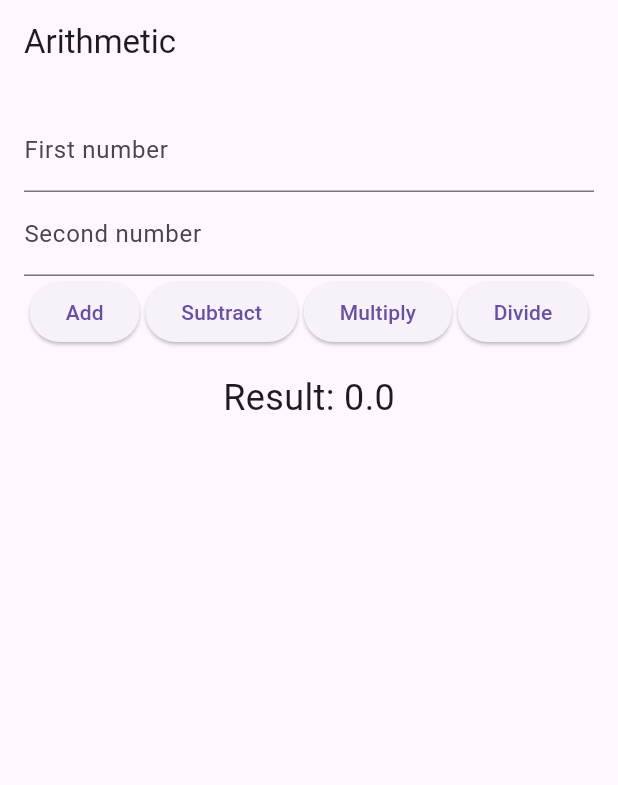
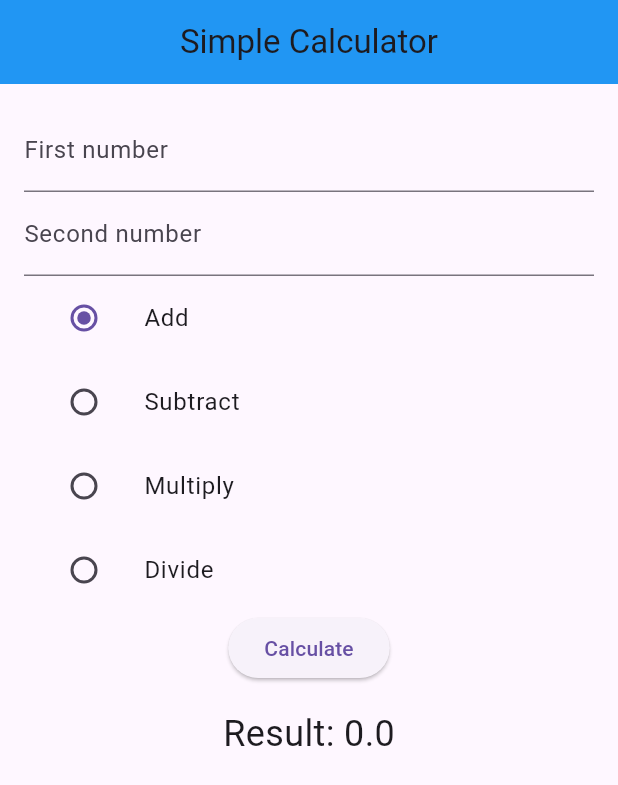
Before and after one commit to ChewanRai1/fluttertask, a Flutter app: the screen it shows after launch, on a phone screen of 412 x 824 dp. Shown: the top 785 px of the screen. Run offline on Flutter 3.47's test engine with Material 3 defaults, Android fonts, the phone set to English and light mode, and no system bars.

Commit message:
Final task calcultor

```diff
--- a/taskflu/lib/Screen/calculator_screen.dart
+++ b/taskflu/lib/Screen/calculator_screen.dart
@@ -1,42 +1,27 @@
 import 'package:flutter/material.dart';
+import 'package:taskflu/model/calculator_model.dart';
+// import 'model.dart';
 
 void main() {
-  runApp(ArithmeticCalculator());
+  runApp(CalculatorScreen());
 }
 
-class ArithmeticCalculator extends StatefulWidget {
+class CalculatorScreen extends StatefulWidget {
   @override
-  _ArithmeticCalculatorState createState() => _ArithmeticCalculatorState();
+  _CalculatorScreenState createState() => _CalculatorScreenState();
 }
 
-class _ArithmeticCalculatorState extends State<ArithmeticCalculator> {
-  double firstNumber = 0.0;
-  double secondNumber = 0.0;
-  double result = 0.0;
-  String operation = '';
+class _CalculatorScreenState extends State<CalculatorScreen> {
+  final CalculatorModel model = CalculatorModel();
 
   TextEditingController firstNumberController = TextEditingController();
   TextEditingController secondNumberController = TextEditingController();
 
   void calculateResult() {
     setState(() {
-      firstNumber = double.parse(firstNumberController.text);
-      secondNumber = double.parse(secondNumberController.text);
-
-      switch (operation) {
-        case 'Add':
-          result = firstNumber + secondNumber;
-          break;
-        case 'Subtract':
-          result = firstNumber - secondNumber;
-          break;
-        case 'Multiply':
-          result = firstNumber * secondNumber;
-          break;
-        case 'Divide':
-          result = firstNumber / secondNumber;
-          break;
-      }
+      model.firstNumber = double.parse(firstNumberController.text);
+      model.secondNumber = double.parse(secondNumberController.text);
+      model.calculateResult();
     });
   }
 
@@ -45,7 +30,10 @@ class _ArithmeticCalculatorState extends State<ArithmeticCalculator> {
     return MaterialApp(
       home: Scaffold(
         appBar: AppBar(
-          title: Text('Arithmetic'),
+          title: Text('Simple Calculator'),
+          backgroundColor: Colors.blue,
+          centerTitle: true,
+          elevation: 0,
         ),
         body: Padding(
           padding: const EdgeInsets.all(16.0),
@@ -65,50 +53,69 @@ class _ArithmeticCalculatorState extends State<ArithmeticCalculator> {
                 ),
                 keyboardType: TextInputType.number,
               ),
-              Row(
-                mainAxisAlignment: MainAxisAlignment.spaceEvenly,
+              Align(
+                alignment: Alignment.topLeft,
+                child: Column(
+                  crossAxisAlignment: CrossAxisAlignment.start,
                   children: [
-                  ElevatedButton(
-                    onPressed: () {
+                    ListTile(
+                      leading: Radio(
+                        value: 'Add',
+                        groupValue: model.operation,
+                        onChanged: (value) {
                           setState(() {
-                        operation = 'Add';
+                            model.operation = value.toString();
                           });
-                      calculateResult();
                         },
-                    child: Text('Add'),
                       ),
-                  ElevatedButton(
-                    onPressed: () {
+                      title: Text('Add'),
+                    ),
+                    ListTile(
+                      leading: Radio(
+                        value: 'Subtract',
+                        groupValue: model.operation,
+                        onChanged: (value) {
                           setState(() {
-                        operation = 'Subtract';
+                            model.operation = value.toString();
                           });
-                      calculateResult();
                         },
-                    child: Text('Subtract'),
                       ),
-                  ElevatedButton(
-                    onPressed: () {
+                      title: Text('Subtract'),
+                    ),
+                    ListTile(
+                      leading: Radio(
+                        value: 'Multiply',
+                        groupValue: model.operation,
+                        onChanged: (value) {
                           setState(() {
-                        operation = 'Multiply';
+                            model.operation = value.toString();
                           });
-                      calculateResult();
                         },
-                    child: Text('Multiply'),
                       ),
-                  ElevatedButton(
-                    onPressed: () {
+                      title: Text('Multiply'),
+                    ),
+                    ListTile(
+                      leading: Radio(
+                        value: 'Divide',
+                        groupValue: model.operation,
+                        onChanged: (value) {
                           setState(() {
-                        operation = 'Divide';
+                            model.operation = value.toString();
                           });
-                      calculateResult();
                         },
-                    child: Text('Divide'),
+                      ),
+                      title: Text('Divide'),
                     ),
                   ],
                 ),
+              ),
+              ElevatedButton(
+                onPressed: calculateResult,
+                child: Text('Calculate'),
+              ),
               SizedBox(height: 16.0),
               Text(
-                'Result: $result',
+                'Result: ${model.result}',
                 style: TextStyle(fontSize: 24.0),
               ),
             ],
--- a/taskflu/lib/app/app.dart
+++ b/taskflu/lib/app/app.dart
@@ -9,7 +9,7 @@ class App extends StatelessWidget {
   @override
   Widget build(BuildContext context) {
     return MaterialApp(
-      home: ArithmeticCalculator(),
+      home: CalculatorScreen(),
     );
   }
 }
--- /dev/null
+++ b/taskflu/lib/model/calculator_model.dart
@@ -0,0 +1,23 @@
+class CalculatorModel {
+  double firstNumber = 0.0;
+  double secondNumber = 0.0;
+  double result = 0.0;
+  String operation = 'Add';
+
+  void calculateResult() {
+    switch (operation) {
+      case 'Add':
+        result = firstNumber + secondNumber;
+        break;
+      case 'Subtract':
+        result = firstNumber - secondNumber;
+        break;
+      case 'Multiply':
+        result = firstNumber * secondNumber;
+        break;
+      case 'Divide':
+        result = firstNumber / secondNumber;
+        break;
+    }
+  }
+}
```
Lines whose indentation alone changed are shown as unchanged.
